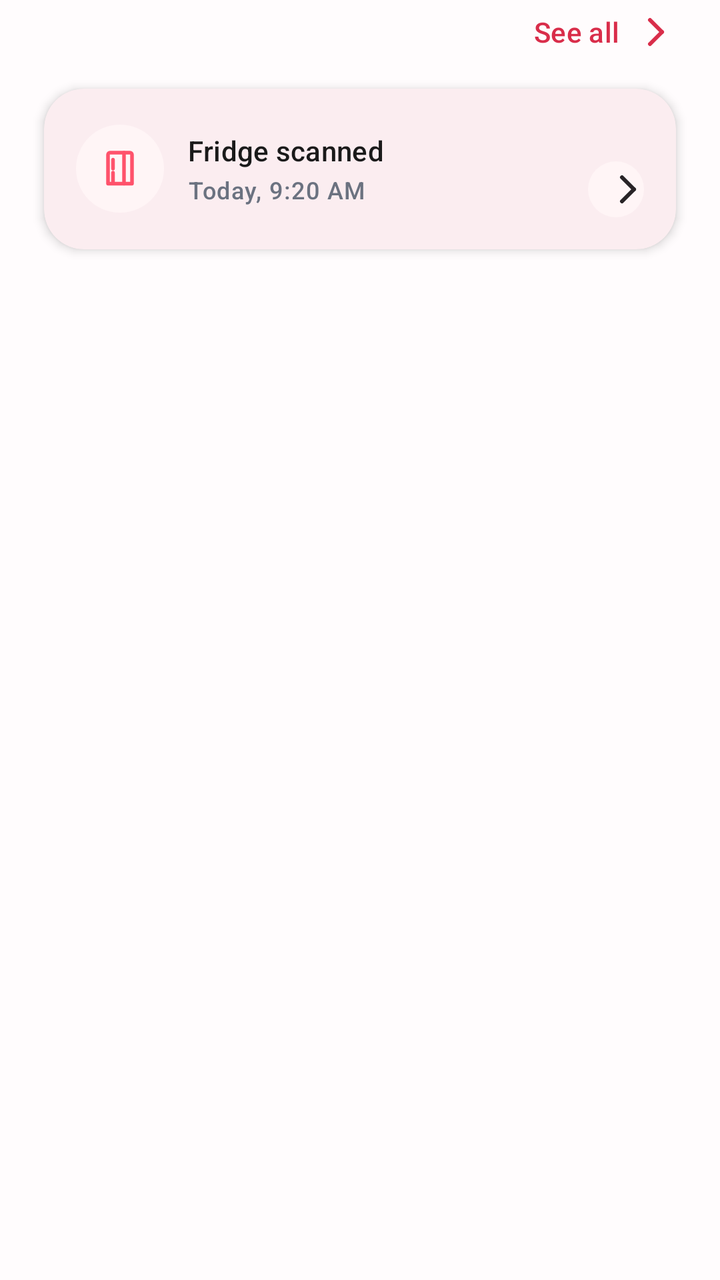
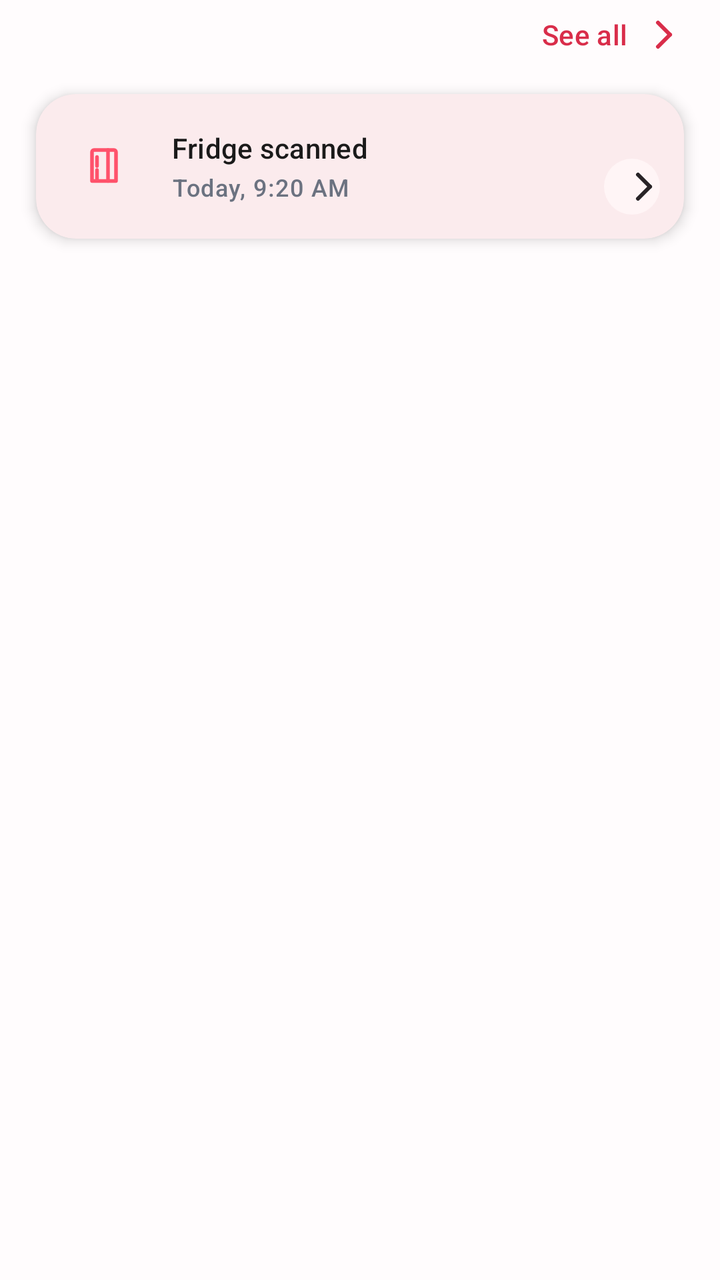

An Android layout rendered at two revisions. The XML below is the earlier revision; the diff shows what the commit changed to produce the second picture.
<!-- AndroidManifest.xml: application theme Theme.Lighture -->
<!-- res/layout/view_fridge_history.xml -->
<?xml version="1.0" encoding="utf-8"?>
<LinearLayout xmlns:android="http://schemas.android.com/apk/res/android"
    xmlns:app="http://schemas.android.com/apk/res-auto"
    xmlns:tools="http://schemas.android.com/tools"
    android:layout_width="match_parent"
    android:layout_height="wrap_content"
    android:clipChildren="false"
    android:clipToPadding="false"
    android:paddingStart="@dimen/page_padding_x"
    android:paddingEnd="@dimen/page_padding_x"
    android:orientation="vertical">

    <include
        android:id="@+id/fridgeHistoryHeader"
        layout="@layout/view_home_section_header" />

    <com.google.android.material.card.MaterialCardView
        android:id="@+id/fridgeHistoryCard"
        style="@style/Widget.Lighture.Card"
        android:layout_width="match_parent"
        android:layout_height="wrap_content"
        android:layout_marginTop="@dimen/space_3"
        android:layout_marginStart="@dimen/space_0_5"
        android:layout_marginEnd="@dimen/space_0_5"
        android:foreground="?attr/selectableItemBackground">

        <LinearLayout
            android:layout_width="match_parent"
            android:layout_height="wrap_content"
            android:baselineAligned="false"
            android:gravity="center_vertical"
            android:orientation="horizontal"
            android:padding="@dimen/card_padding_compact">

            <FrameLayout
                android:layout_width="@dimen/stat_icon_container"
                android:layout_height="@dimen/stat_icon_container"
                android:background="@drawable/bg_icon_circle">

                <ImageView
                    android:layout_width="@dimen/size_icon_md"
                    android:layout_height="@dimen/size_icon_md"
                    android:layout_gravity="center"
                    android:contentDescription="@null"
                    android:src="@drawable/ic_outline_fridge"
                    app:tint="@color/icon_brand" />
            </FrameLayout>

            <LinearLayout
                android:layout_width="0dp"
                android:layout_height="wrap_content"
                android:layout_marginStart="@dimen/space_3"
                android:layout_weight="1"
                android:baselineAligned="false"
                android:orientation="vertical">

                <TextView
                    android:id="@+id/fridgeHistoryItemTitle"
                    style="@style/TextAppearance.Lighture.Label"
                    android:layout_width="match_parent"
                    android:layout_height="wrap_content"
                    android:text="@string/fridge_history_item_title"
                    android:textColor="@color/text_primary" />

                <TextView
                    android:id="@+id/fridgeHistoryItemSubtitle"
                    style="@style/TextAppearance.Lighture.Caption"
                    android:layout_width="match_parent"
                    android:layout_height="wrap_content"
                    android:layout_marginTop="@dimen/space_0_5"
                    android:text="@string/fridge_history_item_subtitle"
                    android:textColor="@color/text_secondary" />
            </LinearLayout>

            <LinearLayout
                android:layout_width="wrap_content"
                android:layout_height="wrap_content"
                android:layout_marginStart="@dimen/space_2"
                android:baselineAligned="false"
                android:gravity="end"
                android:orientation="vertical">

                <TextView
                    android:id="@+id/fridgeHistoryItemDetected"
                    style="@style/TextAppearance.Lighture.Caption"
                    android:layout_width="wrap_content"
                    android:layout_height="wrap_content"
                    android:textColor="@color/text_secondary" />

                <TextView
                    android:layout_width="@dimen/size_icon_lg"
                    android:layout_height="@dimen/size_icon_lg"
                    android:layout_gravity="end"
                    android:layout_marginTop="@dimen/space_1"
                    android:background="@drawable/bg_icon_circle"
                    android:gravity="center"
                    app:drawableStartCompat="@drawable/ic_chevron_right"
                    app:drawableTint="@color/icon_primary"
                    android:paddingStart="8dp"
                    android:paddingEnd="0dp"
                    tools:ignore="RtlSymmetry" />
            </LinearLayout>
        </LinearLayout>
    </com.google.android.material.card.MaterialCardView>

</LinearLayout>
<!-- res/layout/view_home_section_header.xml (included above) -->
<?xml version="1.0" encoding="utf-8"?>
<LinearLayout xmlns:android="http://schemas.android.com/apk/res/android"
    android:layout_width="match_parent"
    android:layout_height="wrap_content"
    android:baselineAligned="false"
    android:gravity="center_vertical"
    android:orientation="horizontal"
    android:paddingTop="@dimen/space_1"
    android:paddingBottom="@dimen/space_1">

    <TextView
        android:id="@+id/sectionTitle"
        style="@style/TextAppearance.Lighture.SectionTitle"
        android:layout_width="0dp"
        android:layout_height="wrap_content"
        android:layout_weight="1"
        android:gravity="center_vertical"
        android:textColor="@color/text_primary" />

    <TextView
        android:id="@+id/sectionAction"
        style="@style/TextAppearance.Lighture.Label"
        android:layout_width="wrap_content"
        android:layout_height="wrap_content"
        android:drawableEnd="@drawable/ic_chevron_right"
        android:drawablePadding="@dimen/space_1_5"
        android:drawableTint="@color/text_brand"
        android:gravity="center_vertical"
        android:text="@string/home_section_action"
        android:textColor="@color/text_brand" />

</LinearLayout>
<!-- resources referenced by this layout -->
<resources>
  <color name="icon_primary">#282326</color>
  <color name="text_primary">#1A1A1A</color>
  <dimen name="card_padding_compact">@dimen/space_4</dimen>
  <dimen name="page_padding_x">@dimen/space_5</dimen>
  <dimen name="size_icon_lg">28dp</dimen>
  <dimen name="size_icon_md">24dp</dimen>
  <dimen name="space_0_5">2dp</dimen>
  <dimen name="space_1">4dp</dimen>
  <dimen name="space_1_5">6dp</dimen>
  <dimen name="space_2">8dp</dimen>
  <dimen name="space_3">12dp</dimen>
  <style name="TextAppearance.Lighture.SectionTitle" parent="TextAppearance.Material3.TitleLarge">
          <item name="android:textSize">@dimen/font_size_lg</item>
          <item name="android:fontFamily">@font/inter_bold</item>
          <item name="android:textStyle">bold</item>
          <item name="android:lineSpacingMultiplier">1.30</item>
      </style>
  <style name="Widget.Lighture.Card" parent="Widget.Material3.CardView.Filled">
          <item name="cardBackgroundColor">@color/card_background</item>
          <item name="cardCornerRadius">@dimen/radius_card</item>
          <item name="cardElevation">@dimen/elevation_card</item>
          <item name="strokeWidth">0dp</item>
      </style>
  <color name="red_accent">#FF526B</color>
  <dimen name="space_4">16dp</dimen>
  <dimen name="space_5">20dp</dimen>
  <dimen name="font_size_xs">12sp</dimen>
  <dimen name="font_size_sm">14sp</dimen>
  <dimen name="font_size_lg">18sp</dimen>
  <color name="card_background">@color/surface_primary</color>
  <dimen name="elevation_card">3dp</dimen>
  <color name="red_600">#D92D4A</color>
  <color name="red_50">#FFF5F6</color>
  <dimen name="radius_xl">20dp</dimen>
  <color name="red_700">#B91C3B</color>
  <color name="food_dairy">#4D79B8</color>
  <color name="color_danger">#C62845</color>
  <color name="surface_tertiary">@color/neutral_100</color>
  <color name="neutral_0">#FFFFFF</color>
  <color name="background_muted">#FFF7F8</color>
  <color name="surface_secondary">#FFF8F9</color>
  <color name="neutral_200">#EFE8EA</color>
  <style name="Widget.Lighture.BottomNavigationView" parent="Widget.Material3.BottomNavigationView">
          <item name="android:background">@color/bottom_nav_background</item>
          <item name="android:elevation">@dimen/elevation_bottom_nav</item>
          <item name="itemIconTint">@color/bottom_nav_item_selector</item>
          <item name="itemTextColor">@color/bottom_nav_item_selector</item>
          <item name="itemActiveIndicatorStyle">@style/Widget.Lighture.BottomNavigationView.ActiveIndicator</item>
          <item name="labelVisibilityMode">unlabeled</item>
      </style>
  <color name="red_glow">#4DFF526B</color>
  <color name="red_100">#FFE9EC</color>
  <color name="neutral_100">#F8F4F5</color>
  <dimen name="font_size_md">16sp</dimen>
  <dimen name="size_button_md">48dp</dimen>
  <dimen name="size_button_sm">40dp</dimen>
  <style name="Widget.Lighture.BottomNavigationView.ActiveIndicator" parent="Widget.Material3.BottomNavigationView.ActiveIndicator">
          <item name="android:color">@android:color/transparent</item>
          <item name="android:width">@dimen/bottom_nav_indicator_width</item>
          <item name="android:height">@dimen/bottom_nav_indicator_height</item>
      </style>
  <dimen name="size_top_bar">64dp</dimen>
  <dimen name="bottom_nav_indicator_width">84dp</dimen>
  <dimen name="bottom_nav_indicator_height">56dp</dimen>
  <dimen name="font_size_3xl">30sp</dimen>
  <dimen name="radius_pill">1000dp</dimen>
  <dimen name="radius_md">12dp</dimen>
  <color name="text_tertiary">#9CA3AF</color>
  <dimen name="radius_lg">16dp</dimen>
  <!-- unchanged entries left out for length: 57 -->
</resources>

<!-- the commit's change to res/layout/view_fridge_history.xml (unified diff, before → after) -->
@@ -34,8 +34,7 @@
 
             <FrameLayout
                 android:layout_width="@dimen/stat_icon_container"
-                android:layout_height="@dimen/stat_icon_container"
-                android:background="@drawable/bg_icon_circle">
+                android:layout_height="@dimen/stat_icon_container">
 
                 <ImageView
                     android:layout_width="@dimen/size_icon_md"
@@ -94,10 +93,10 @@
                     android:layout_marginTop="@dimen/space_1"
                     android:background="@drawable/bg_icon_circle"
                     android:gravity="center"
+                    android:paddingStart="8dp"
+                    android:paddingEnd="0dp"
                     app:drawableStartCompat="@drawable/ic_chevron_right"
                     app:drawableTint="@color/icon_primary"
-                    android:paddingStart="8dp"
-                    android:paddingEnd="0dp"
                     tools:ignore="RtlSymmetry" />
             </LinearLayout>
         </LinearLayout>
<!-- resource entries referenced after the edit -->
@@ -2,8 +2,8 @@
 <resources>
   <color name="icon_primary">#282326</color>
   <color name="text_primary">#1A1A1A</color>
-  <dimen name="card_padding_compact">@dimen/space_4</dimen>
-  <dimen name="page_padding_x">@dimen/space_5</dimen>
+  <dimen name="card_padding_compact">@dimen/space_3</dimen>
+  <dimen name="page_padding_x">@dimen/space_4</dimen>
   <dimen name="size_icon_lg">28dp</dimen>
   <dimen name="size_icon_md">24dp</dimen>
   <dimen name="space_0_5">2dp</dimen>
@@ -12,35 +12,33 @@
   <dimen name="space_2">8dp</dimen>
   <dimen name="space_3">12dp</dimen>
   <style name="TextAppearance.Lighture.SectionTitle" parent="TextAppearance.Material3.TitleLarge">
-          <item name="android:textSize">@dimen/font_size_lg</item>
+          <item name="android:textSize">@dimen/font_size_xl</item>
           <item name="android:fontFamily">@font/inter_bold</item>
           <item name="android:textStyle">bold</item>
-          <item name="android:lineSpacingMultiplier">1.30</item>
+          <item name="android:lineSpacingMultiplier">1.20</item>
       </style>
-  <style name="Widget.Lighture.Card" parent="Widget.Material3.CardView.Filled">
-          <item name="cardBackgroundColor">@color/card_background</item>
+  <style name="Widget.Lighture.Card" parent="Widget.Material3.CardView.Elevated">
+          <item name="cardBackgroundColor">@color/neutral_0</item>
           <item name="cardCornerRadius">@dimen/radius_card</item>
           <item name="cardElevation">@dimen/elevation_card</item>
           <item name="strokeWidth">0dp</item>
       </style>
   <color name="red_accent">#FF526B</color>
   <dimen name="space_4">16dp</dimen>
-  <dimen name="space_5">20dp</dimen>
   <dimen name="font_size_xs">12sp</dimen>
   <dimen name="font_size_sm">14sp</dimen>
-  <dimen name="font_size_lg">18sp</dimen>
-  <color name="card_background">@color/surface_primary</color>
-  <dimen name="elevation_card">3dp</dimen>
+  <dimen name="font_size_xl">20sp</dimen>
+  <dimen name="elevation_card">4dp</dimen>
   <color name="red_600">#D92D4A</color>
   <color name="red_50">#FFF5F6</color>
   <dimen name="radius_xl">20dp</dimen>
   <color name="red_700">#B91C3B</color>
   <color name="food_dairy">#4D79B8</color>
   <color name="color_danger">#C62845</color>
-  <color name="surface_tertiary">@color/neutral_100</color>
+  <color name="surface_tertiary">#F8F4F5</color>
   <color name="neutral_0">#FFFFFF</color>
-  <color name="background_muted">#FFF7F8</color>
-  <color name="surface_secondary">#FFF8F9</color>
+  <color name="background_muted">#F3EFF0</color>
+  <color name="surface_secondary">#FDFBFC</color>
   <color name="neutral_200">#EFE8EA</color>
   <style name="Widget.Lighture.BottomNavigationView" parent="Widget.Material3.BottomNavigationView">
           <item name="android:background">@color/bottom_nav_background</item>
@@ -48,22 +46,29 @@
           <item name="itemIconTint">@color/bottom_nav_item_selector</item>
           <item name="itemTextColor">@color/bottom_nav_item_selector</item>
           <item name="itemActiveIndicatorStyle">@style/Widget.Lighture.BottomNavigationView.ActiveIndicator</item>
-          <item name="labelVisibilityMode">unlabeled</item>
+          <item name="labelVisibilityMode">labeled</item>
+          <item name="itemTextAppearanceInactive">@style/TextAppearance.Lighture.BottomNavLabel</item>
+          <item name="itemTextAppearanceActive">@style/TextAppearance.Lighture.BottomNavLabel</item>
       </style>
   <color name="red_glow">#4DFF526B</color>
   <color name="red_100">#FFE9EC</color>
-  <color name="neutral_100">#F8F4F5</color>
   <dimen name="font_size_md">16sp</dimen>
   <dimen name="size_button_md">48dp</dimen>
-  <dimen name="size_button_sm">40dp</dimen>
+  <dimen name="size_button_sm">44dp</dimen>
   <style name="Widget.Lighture.BottomNavigationView.ActiveIndicator" parent="Widget.Material3.BottomNavigationView.ActiveIndicator">
-          <item name="android:color">@android:color/transparent</item>
+          <item name="android:color">@color/bottom_nav_indicator</item>
           <item name="android:width">@dimen/bottom_nav_indicator_width</item>
           <item name="android:height">@dimen/bottom_nav_indicator_height</item>
       </style>
+  <style name="TextAppearance.Lighture.BottomNavLabel" parent="TextAppearance.Material3.LabelMedium">
+          <item name="android:textSize">@dimen/font_size_sm</item>
+          <item name="android:fontFamily">@font/inter_semibold</item>
+          <item name="android:letterSpacing">0.02</item>
+      </style>
   <dimen name="size_top_bar">64dp</dimen>
-  <dimen name="bottom_nav_indicator_width">84dp</dimen>
-  <dimen name="bottom_nav_indicator_height">56dp</dimen>
+  <color name="bottom_nav_indicator">@color/red_100</color>
+  <dimen name="bottom_nav_indicator_width">64dp</dimen>
+  <dimen name="bottom_nav_indicator_height">36dp</dimen>
   <dimen name="font_size_3xl">30sp</dimen>
   <dimen name="radius_pill">1000dp</dimen>
   <dimen name="radius_md">12dp</dimen>
